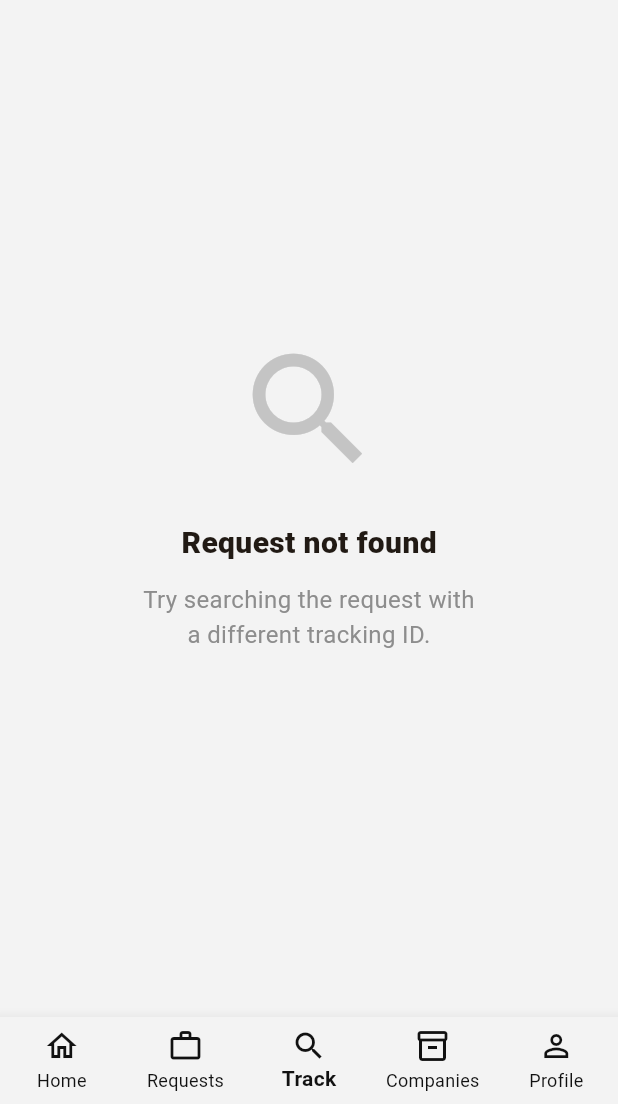
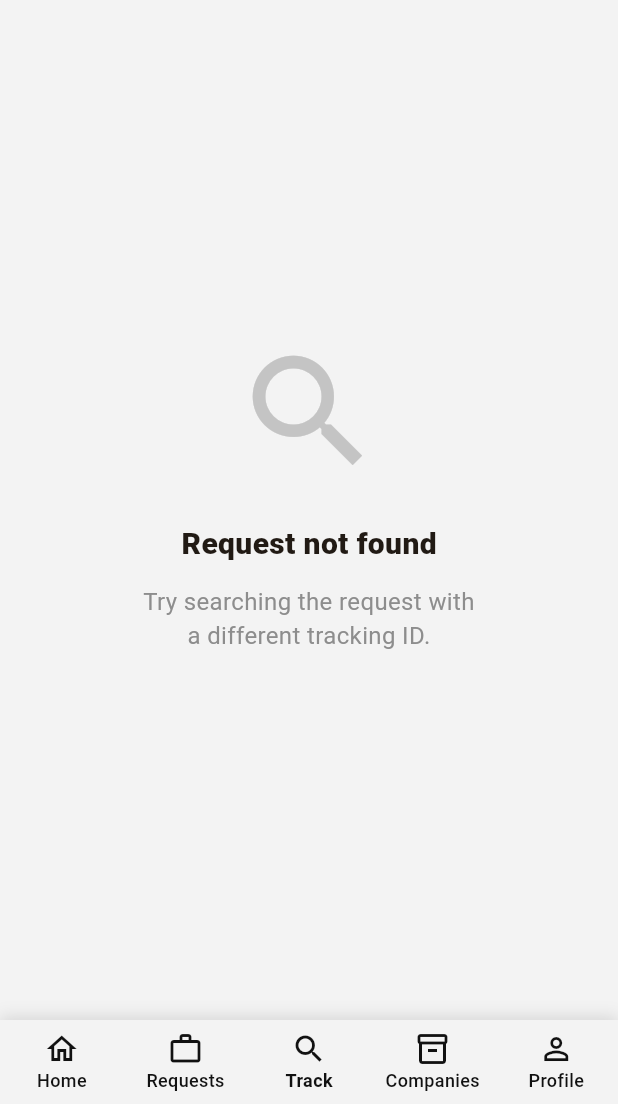
Before and after one commit to murshid-lgtm/kenza_client_app, a Flutter app: the NoRequestScreen screen opened directly, on a phone screen of 412 x 824 dp, the part 132-1236 px from its top. Run offline on Flutter 3.47's test engine with Material 3 defaults, Android fonts, the phone set to English and light mode, and no system bars; Roboto replaces fonts that are missing (Arial).

Commit message:
Update app_bottom_nav.dart

```diff
--- a/lib/widgets/app_bottom_nav.dart
+++ b/lib/widgets/app_bottom_nav.dart
@@ -16,43 +16,81 @@ class AppBottomNav extends StatelessWidget {
   @override
   Widget build(BuildContext context) {
     final items = <BottomNavigationBarItem>[
-      const BottomNavigationBarItem(
-        icon: Icon(Icons.home_outlined),
-        activeIcon: Icon(Icons.home),
+      _item(
+        index: 0,
         label: 'Home',
+        icon: Icons.home_outlined,
+        activeIcon: Icons.home,
       ),
-      const BottomNavigationBarItem(
-        icon: Icon(Icons.work_outline),
-        activeIcon: Icon(Icons.work),
+      _item(
+        index: 1,
         label: 'Requests',
+        icon: Icons.work_outline,
+        activeIcon: Icons.work,
       ),
-      const BottomNavigationBarItem(
-        icon: Icon(Icons.search),
-        activeIcon: Icon(Icons.search),
+      _item(
+        index: 2,
         label: 'Track',
+        icon: Icons.search,
+        activeIcon: Icons.search,
       ),
       if (showCompanies)
-        const BottomNavigationBarItem(
-          icon: Icon(Icons.inventory_2_outlined),
-          activeIcon: Icon(Icons.inventory_2),
+        _item(
+          index: 3,
           label: 'Companies',
+          icon: Icons.inventory_2_outlined,
+          activeIcon: Icons.inventory_2,
         ),
-      const BottomNavigationBarItem(
-        icon: Icon(Icons.person_outline),
-        activeIcon: Icon(Icons.person),
+      _item(
+        index: showCompanies ? 4 : 3,
         label: 'Profile',
+        icon: Icons.person_outline,
+        activeIcon: Icons.person,
       ),
     ];
 
-    return BottomNavigationBar(
+    return Container(
+      decoration: const BoxDecoration(
+        color: AppColors.bg,
+        boxShadow: [
+          BoxShadow(
+            color: Colors.black12,
+            blurRadius: 8,
+            offset: Offset(0, -2),
+          ),
+        ],
+      ),
+      child: BottomNavigationBar(
         currentIndex: currentIndex,
         onTap: onTap,
         type: BottomNavigationBarType.fixed,
         backgroundColor: AppColors.bg,
+        elevation: 0,
         selectedItemColor: AppColors.text,
         unselectedItemColor: AppColors.text,
-      selectedLabelStyle: const TextStyle(fontWeight: FontWeight.w600),
+        selectedFontSize: 12,
+        unselectedFontSize: 12,
+        selectedLabelStyle: const TextStyle(
+          fontWeight: FontWeight.w700,
+        ),
+        unselectedLabelStyle: const TextStyle(
+          fontWeight: FontWeight.w500,
+        ),
         items: items,
+      ),
+    );
+  }
+
+  BottomNavigationBarItem _item({
+    required int index,
+    required String label,
+    required IconData icon,
+    required IconData activeIcon,
+  }) {
+    return BottomNavigationBarItem(
+      icon: Icon(icon),
+      activeIcon: Icon(activeIcon),
+      label: label,
     );
   }
 }
```
Lines whose indentation alone changed are shown as unchanged.
